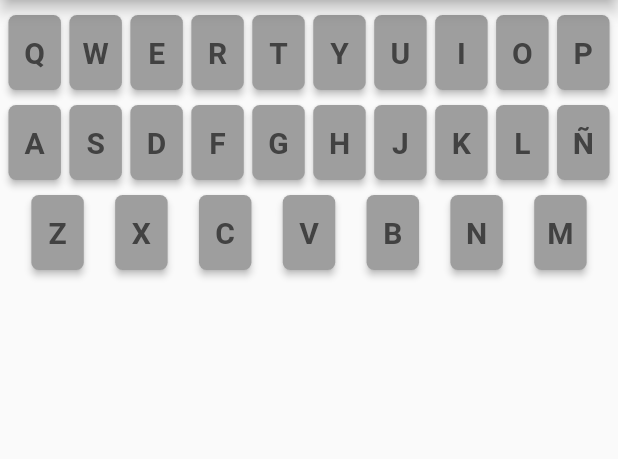
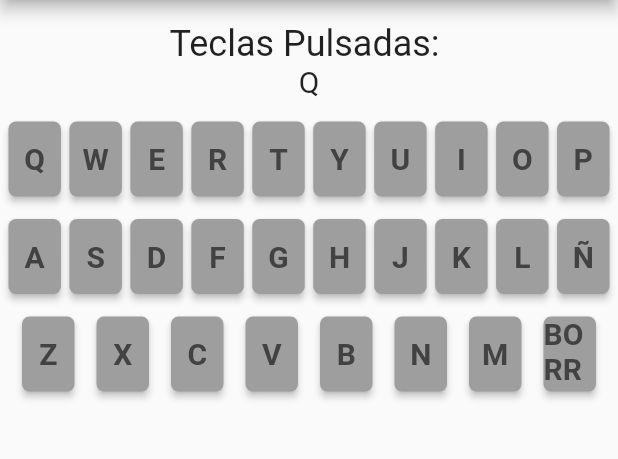
Before and after one commit to jcmh05/wordleFlutterApp, a Flutter app: the screen it shows after launch, after a tap on an icon or button, on a phone screen of 412 x 824 dp, the part 84-543 px from its top. Run offline on Flutter 3.47's test engine with Material 2 defaults, Android fonts, the phone set to English and light mode, and no system bars.

Commit message:
AvanceTeclado

```diff
--- a/lib/componentes/keyButton.dart
+++ b/lib/componentes/keyButton.dart
@@ -2,15 +2,19 @@ import 'package:flutter/material.dart';
 
 class KeyButton extends StatefulWidget{
   final String letter;
-  const KeyButton({Key? key, required this.letter}) : super( key: key);
+  final Function(String) TeclaPulsada;
+
+  const KeyButton({Key? key, required this.letter, required this.TeclaPulsada}) : super( key: key);
 
   @override
-  State<KeyButton> createState() => _KeyButtonState(letter);
+  State<KeyButton> createState() => _KeyButtonState(letter,TeclaPulsada);
 }
 
 class _KeyButtonState extends State<KeyButton> {
   String letter;
-  _KeyButtonState(this.letter);
+  final Function(String) TeclaPulsada;
+
+  _KeyButtonState(this.letter, this.TeclaPulsada);
 
   @override void initState() {
     // TODO: implement initState
@@ -41,7 +45,7 @@ class _KeyButtonState extends State<KeyButton> {
             padding: MaterialStateProperty.all<EdgeInsets?>(const EdgeInsets.all(0)),
           ),
           onPressed: (){
-            //Acción del botón por poner
+            TeclaPulsada(letter);
           }),
     );
   }
--- a/lib/componentes/keyboard.dart
+++ b/lib/componentes/keyboard.dart
@@ -2,72 +2,53 @@ import 'package:flutter/material.dart';
 import './componentes.dart';
 
 class Keyboard extends StatefulWidget{
-  const Keyboard({Key? key}) : super( key: key);
+  final Function(String) TeclaPulsada;
+  const Keyboard({Key? key, required this.TeclaPulsada}) : super( key: key);
 
   @override
-  State<Keyboard> createState() => _KeyboardState();
+  State<Keyboard> createState() => _KeyboardState(TeclaPulsada: TeclaPulsada);
 }
 
 class _KeyboardState extends State<Keyboard> {
+  //Función anónima que informa a la pantalla_juego de que tecla ha sido pulsada
+  final Function(String) TeclaPulsada;
+  // Teclas máximas que puede haber por fila en el teclado
+  final teclasPorFila = 10;
+  // Espacio entre las distintas filas del teclado
+  final separacion = 15.0;
+  // Teclas correspondientes al teclado en español
+  final tecladoEspanol = ['Q','W','E','R','T','Y','U','I','O','P','A','S','D','F','G','H','J','K','L','Ñ','Z','X','C','V','B','N','M','BORRAR'];
+
+  _KeyboardState({required this.TeclaPulsada});
 
   @override void initState() {
     // TODO: implement initState
     super.initState();
   }
 
+
+  List<Widget> columnasTeclas(){
+    final columnas = <Widget>[];
+    int letra = 0;
+    for(int i=0; i<3; i++){
+      columnas.add(SizedBox(height: separacion));//Espacio entre una fila de teclas y otra
+      final fila = <Widget>[];
+      for(int j=0; j<teclasPorFila; j++){
+        if( letra != tecladoEspanol.length){
+          fila.add(KeyButton(letter: tecladoEspanol[letra], TeclaPulsada: TeclaPulsada,));
+          letra++;
+        }
+      }
+      columnas.add(Row(mainAxisAlignment: MainAxisAlignment.spaceEvenly,children: fila,));
+    }
+
+    return columnas;
+  }
+
   @override
   Widget build(BuildContext context) {
     return Column(
-      children: [
-        SizedBox(height: 10),
-        Row(
-          mainAxisAlignment: MainAxisAlignment.spaceEvenly,
-          children: [
-            //Caja que contiene al botón y restringirá sus medidas
-            KeyButton(letter: 'Q'),
-            KeyButton(letter: 'W'),
-            KeyButton(letter: 'E'),
-            KeyButton(letter: 'R'),
-            KeyButton(letter: 'T'),
-            KeyButton(letter: 'Y'),
-            KeyButton(letter: 'U'),
-            KeyButton(letter: 'I'),
-            KeyButton(letter: 'O'),
-            KeyButton(letter: 'P'),
-          ],
-        ),
-        SizedBox(height: 10),
-        Row(
-          mainAxisAlignment: MainAxisAlignment.spaceEvenly,
-          children: [
-            //Caja que contiene al botón y restringirá sus medidas
-            KeyButton(letter: 'A'),
-            KeyButton(letter: 'S'),
-            KeyButton(letter: 'D'),
-            KeyButton(letter: 'F'),
-            KeyButton(letter: 'G'),
-            KeyButton(letter: 'H'),
-            KeyButton(letter: 'J'),
-            KeyButton(letter: 'K'),
-            KeyButton(letter: 'L'),
-            KeyButton(letter: 'Ñ'),
-          ],
-        ),
-        SizedBox(height: 10),
-        Row(
-          mainAxisAlignment: MainAxisAlignment.spaceEvenly,
-          children: [
-            //Caja que contiene al botón y restringirá sus medidas
-            KeyButton(letter: 'Z'),
-            KeyButton(letter: 'X'),
-            KeyButton(letter: 'C'),
-            KeyButton(letter: 'V'),
-            KeyButton(letter: 'B'),
-            KeyButton(letter: 'N'),
-            KeyButton(letter: 'M'),
-          ],
-        ),
-      ],
+      children: columnasTeclas(),
     );
   }
 
--- /dev/null
+++ b/lib/pantallas/pantalla_juego.dart
@@ -0,0 +1,43 @@
+import 'package:flutter/material.dart';
+import '../componentes/componentes.dart';
+
+class PantallaJuego extends StatefulWidget{
+
+  const PantallaJuego({Key? key}) : super(key: key);
+
+  @override
+  State<StatefulWidget> createState() => _PantallaJuegoState();
+
+}
+
+class _PantallaJuegoState extends State<PantallaJuego> {
+
+  String teclasPulsadas = " ";
+
+
+  @override
+  Widget build( BuildContext context) {
+    final teclaPulsada = (String tecla) {
+      setState(() {
+        if( tecla == "BORRAR"){
+          teclasPulsadas = " ";
+        }else{
+          teclasPulsadas = teclasPulsadas + tecla + " ";
+        }
+      });
+    };
+
+    return Column(
+      children: [
+
+        //Prueba de teclado
+        SizedBox(height: 15.0),
+        Text('Teclas Pulsadas: ', style: TextStyle(fontSize: 24)),
+        Text(  teclasPulsadas,style: TextStyle(fontSize: 20)),
+
+        //Teclado
+        Keyboard(TeclaPulsada: teclaPulsada),
+      ],
+    );
+  }
+}
--- a/lib/pantallas/pantallas.dart
+++ b/lib/pantallas/pantallas.dart
@@ -1 +1,2 @@
 export 'wordle_pagina_principal.dart';
+export 'pantalla_juego.dart';
--- a/lib/pantallas/wordle_pagina_principal.dart
+++ b/lib/pantallas/wordle_pagina_principal.dart
@@ -1,5 +1,5 @@
 import 'package:flutter/material.dart';
-import '../componentes/componentes.dart';
+import 'package:wordle/pantallas/pantallas.dart';
 
 class WordlePaginaPrincipal extends StatefulWidget{
 
@@ -16,13 +16,16 @@ class _WordleAppPrincipalState extends State<WordlePaginaPrincipal> {
   Widget build( BuildContext context) {
     return Scaffold(
       appBar: AppBar(title: Text("Wordle"),),
-      body: Keyboard(),
+      body: PantallaJuego(),
+
       //Cajón lateral
       drawer: Drawer(
         child: SafeArea(
           child: Text("como cuando te pasa")
         ),
       ),
+
+
     );
   }
 
```
